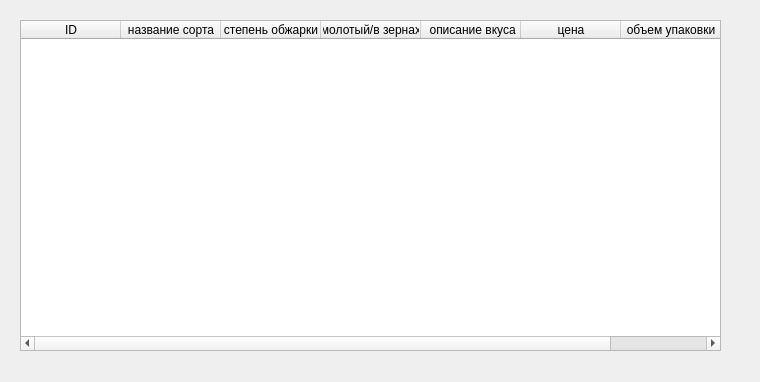
Varushhhka/coffee_task4_lesson1, file main.ui: the form before one commit.
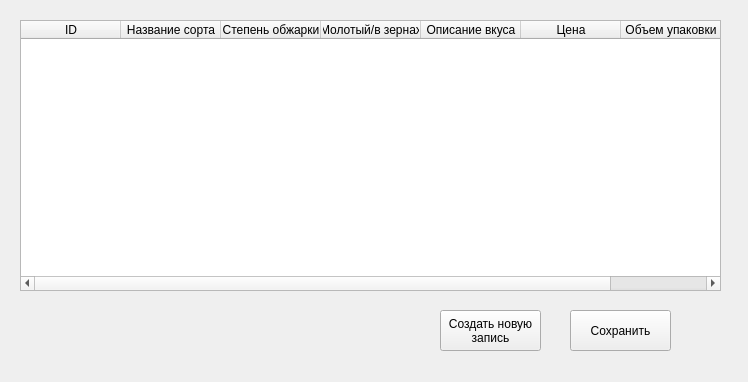
The form after the commit.

```diff
--- a/main.ui
+++ b/main.ui
@@ -6,7 +6,7 @@
    <rect>
     <x>0</x>
     <y>0</y>
-    <width>760</width>
+    <width>748</width>
     <height>382</height>
    </rect>
   </property>
@@ -19,7 +19,7 @@
      <x>20</x>
      <y>20</y>
      <width>701</width>
-     <height>331</height>
+     <height>271</height>
     </rect>
    </property>
    <column>
@@ -29,35 +29,62 @@
    </column>
    <column>
     <property name="text">
-     <string>название сорта</string>
+     <string>Название сорта</string>
     </property>
    </column>
    <column>
     <property name="text">
-     <string>степень обжарки</string>
+     <string>Степень обжарки</string>
     </property>
    </column>
    <column>
     <property name="text">
-     <string>молотый/в зернах</string>
+     <string>Молотый/в зернах</string>
     </property>
    </column>
    <column>
     <property name="text">
-     <string> описание вкуса</string>
+     <string>Описание вкуса</string>
     </property>
    </column>
    <column>
     <property name="text">
-     <string>цена</string>
+     <string>Цена</string>
     </property>
    </column>
    <column>
     <property name="text">
-     <string>объем упаковки</string>
+     <string>Объем упаковки</string>
     </property>
    </column>
   </widget>
+  <widget class="QPushButton" name="btn_create_new">
+   <property name="geometry">
+    <rect>
+     <x>440</x>
+     <y>310</y>
+     <width>101</width>
+     <height>41</height>
+    </rect>
+   </property>
+   <property name="text">
+    <string>Создать новую
+запись</string>
+   </property>
+  </widget>
+  <widget class="QPushButton" name="btn_save_all">
+   <property name="geometry">
+    <rect>
+     <x>570</x>
+     <y>310</y>
+     <width>101</width>
+     <height>41</height>
+    </rect>
+   </property>
+   <property name="text">
+    <string>Сохранить</string>
+   </property>
+  </widget>
  </widget>
  <resources/>
  <connections/>
```
Left out of the diff: 2 changed lines with no effect on the pictures.
